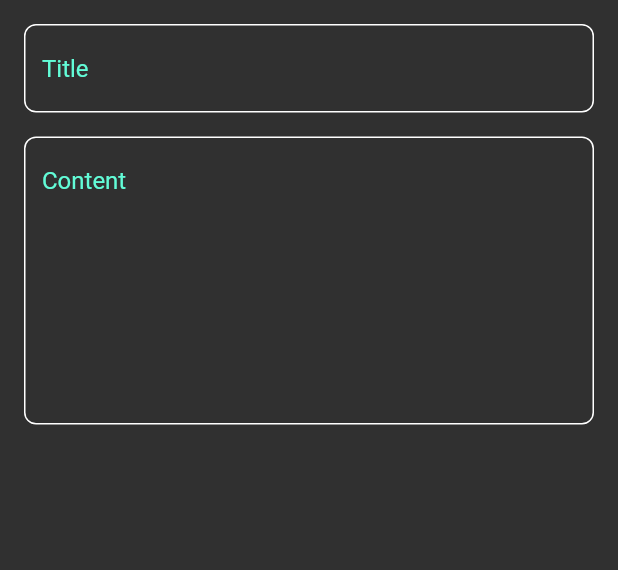
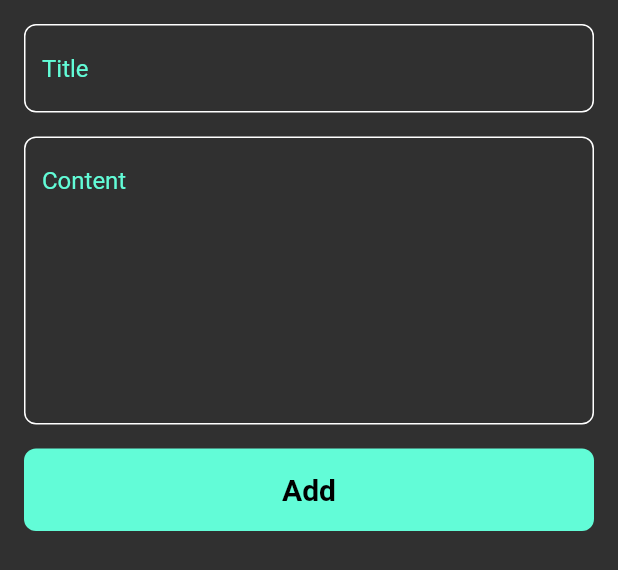
Before and after one commit to Z1n0u/notes_app, a Flutter app: the AddNotesbottumsheet widget shown alone on an empty page, opened directly, on a phone screen of 412 x 824 dp. Shown: the top 570 px of the screen. Run offline on Flutter 3.47's test engine with Material 2 defaults, Android fonts, the phone set to English and light mode, and no system bars; Roboto replaces fonts that are missing (Poppins).

Commit message:
Created a Costume bottun and added it into the bottom sheet

```diff
--- a/app/lib/Views/widgets/add_notes_Bottumsheet.dart
+++ b/app/lib/Views/widgets/add_notes_Bottumsheet.dart
@@ -1,5 +1,7 @@
+import 'package:app/Views/constants.dart';
 import 'package:app/Views/widgets/Costume_textfield.dart';
 import 'package:flutter/material.dart';
+import 'package:app/Views/widgets/costume_Bottun.dart';
 
 class AddNotesbottumsheet extends StatelessWidget {
   const AddNotesbottumsheet({super.key});
@@ -8,6 +10,7 @@ class AddNotesbottumsheet extends StatelessWidget {
   Widget build(BuildContext context) {
     return Padding(
       padding: const EdgeInsets.symmetric(horizontal: 16),
+      child: SingleChildScrollView(
         child: Column(
           children: const [
             SizedBox(
@@ -23,7 +26,15 @@ class AddNotesbottumsheet extends StatelessWidget {
               hint: 'Content',
               maxlines: 8,
             ),
+            SizedBox(
+              height: 16,
+            ),
+            Bottun(),
+            SizedBox(
+              height: 16,
+            )
           ],
+        ),
       ),
     );
   }
--- /dev/null
+++ b/app/lib/Views/widgets/costume_Bottun.dart
@@ -0,0 +1,24 @@
+import 'package:flutter/material.dart';
+import 'package:app/Views/constants.dart';
+
+class Bottun extends StatelessWidget {
+  const Bottun({super.key});
+
+  @override
+  Widget build(BuildContext context) {
+    return Container(
+        width: MediaQuery.of(context).size.width,
+        height: 55,
+        decoration: BoxDecoration(
+          borderRadius: BorderRadius.circular(8),
+          color: KprimaryColor,
+        ),
+        child: const Center(
+          child: Text(
+            'Add',
+            style: TextStyle(
+                color: Colors.black, fontSize: 20, fontWeight: FontWeight.bold),
+          ),
+        ));
+  }
+}
```
Lines whose indentation alone changed are shown as unchanged.
